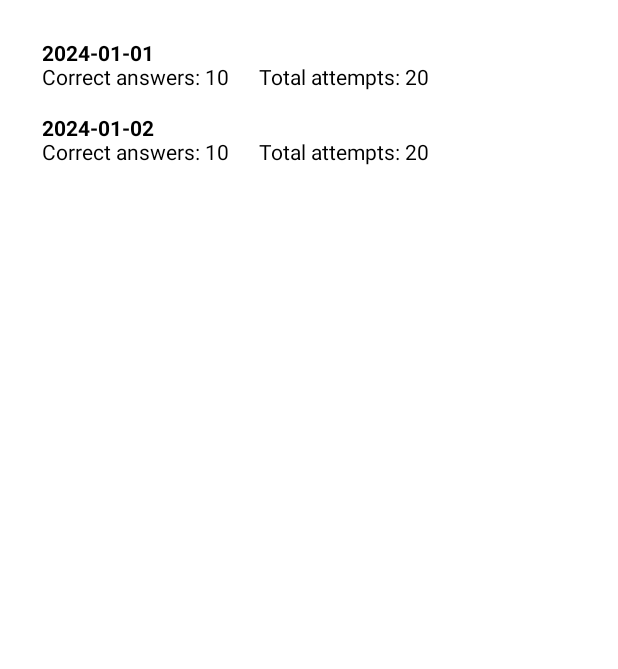
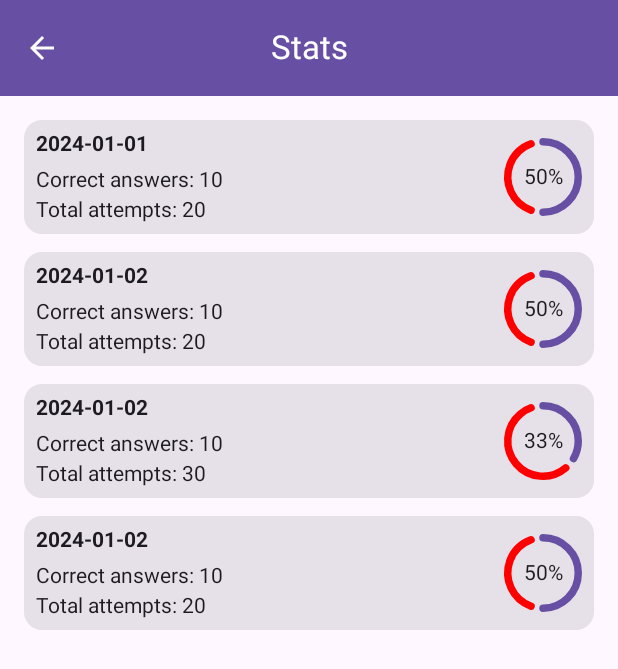
Before and after one commit to algirdasjarockis/KnowYourWoof, an Android app built with Jetpack Compose: the @Preview function WoofScreeStatsPreview, on a phone screen of 412 x 824 dp. Shown: the top 669 px of the screen. Run offline under Robolectric (Android 15) with nearby library versions, the phone set to English and light mode, and no system bars; our stand-ins replace Room's generated code.

Commit message:
stats screen layout work

```diff
--- a/app/src/main/java/com/ajrock/knowyourwoof/WoofApp.kt
+++ b/app/src/main/java/com/ajrock/knowyourwoof/WoofApp.kt
@@ -24,9 +24,9 @@ import org.koin.androidx.compose.koinViewModel
 @Composable
 fun WoofApp(
     navController: NavHostController = rememberNavController(),
-    quizViewModel: QuizViewModel = koinViewModel(),
     windowSizeClass: WindowSizeClass = currentWindowAdaptiveInfo().windowSizeClass
 ) {
+    val quizViewModel: QuizViewModel = koinViewModel()
     val backStackEntry by navController.currentBackStackEntryAsState()
     val currentRoute = backStackEntry?.destination?.route ?: ROOT_ROUTE_WELCOME
 
@@ -53,7 +53,7 @@ fun WoofApp(
         ) {
             welcomeScreen { navController.navigateToQuizScreen() }
             quizScreen(quizViewModel, windowSizeClass.isExpanded)
-            statsScreen()
+            statsScreen(windowSizeClass.isExpanded) { navController.navigateUp() }
             aboutScreen()
         }
     }
--- a/app/src/main/java/com/ajrock/knowyourwoof/ui/Navigation.kt
+++ b/app/src/main/java/com/ajrock/knowyourwoof/ui/Navigation.kt
@@ -36,11 +36,18 @@ fun NavGraphBuilder.quizScreen(
     }
 }
 
-fun NavGraphBuilder.statsScreen() {
+fun NavGraphBuilder.statsScreen(
+    isScreenExpanded: Boolean,
+    onNavigateUp: () -> Unit
+) {
     composable(route = ROOT_ROUTE_STATS) {
         val statsViewModel = koinViewModel<StatsViewModel>()
         val uiState = statsViewModel.uiState.collectAsState()
-        WoofScreenStats(uiState.value)
+        WoofScreenStats(
+            isScreenExpanded = isScreenExpanded,
+            uiState = uiState.value,
+            onNavigateUp = onNavigateUp
+        )
     }
 }
 
--- a/app/src/main/java/com/ajrock/knowyourwoof/ui/WoofScreenStats.kt
+++ b/app/src/main/java/com/ajrock/knowyourwoof/ui/WoofScreenStats.kt
@@ -1,38 +1,57 @@
 package com.ajrock.knowyourwoof.ui
 
 import androidx.compose.foundation.layout.Arrangement
+import androidx.compose.foundation.layout.Box
 import androidx.compose.foundation.layout.Column
 import androidx.compose.foundation.layout.PaddingValues
 import androidx.compose.foundation.layout.Row
 import androidx.compose.foundation.layout.Spacer
+import androidx.compose.foundation.layout.fillMaxHeight
 import androidx.compose.foundation.layout.fillMaxSize
 import androidx.compose.foundation.layout.height
 import androidx.compose.foundation.layout.padding
-import androidx.compose.foundation.layout.width
+import androidx.compose.foundation.layout.size
 import androidx.compose.foundation.lazy.grid.GridCells
 import androidx.compose.foundation.lazy.grid.LazyVerticalGrid
 import androidx.compose.foundation.lazy.grid.items
+import androidx.compose.material3.Card
+import androidx.compose.material3.CircularProgressIndicator
+import androidx.compose.material3.Scaffold
 import androidx.compose.material3.Text
 import androidx.compose.runtime.Composable
 import androidx.compose.ui.Alignment
 import androidx.compose.ui.Modifier
+import androidx.compose.ui.graphics.Color
 import androidx.compose.ui.text.TextStyle
 import androidx.compose.ui.text.font.FontWeight
 import androidx.compose.ui.tooling.preview.Preview
 import androidx.compose.ui.unit.dp
 import com.ajrock.knowyourwoof.data.ScoreEntity
+import com.ajrock.knowyourwoof.ui.components.WoofAppBar
 import com.ajrock.knowyourwoof.ui.state.StatsUiState
 
 @Composable
 fun WoofScreenStats(
     uiState: StatsUiState,
-    modifier: Modifier = Modifier
+    modifier: Modifier = Modifier,
+    isScreenExpanded: Boolean = false,
+    onNavigateUp: () -> Unit = {}
+) {
+    Scaffold(
+        topBar = {
+            if (!isScreenExpanded) {
+                WoofAppBar(title = "Stats", onNavigateUp = onNavigateUp)
+            }
+        }
+    ) { innerPadding ->
+        Column(
+            modifier = modifier.padding(innerPadding)
         ) {
             if (uiState.entries.isEmpty()) {
                 Column(
                     verticalArrangement = Arrangement.Center,
                     horizontalAlignment = Alignment.CenterHorizontally,
-            modifier = modifier
+                    modifier = Modifier
                         .fillMaxSize()
                 ) {
                     Text(text = "Stats")
@@ -42,23 +61,60 @@ fun WoofScreenStats(
                     columns = GridCells.Fixed(1),
                     contentPadding = PaddingValues(8.dp),
                     modifier = modifier
-                .padding(horizontal = 20.dp, vertical = 20.dp)
-                .height(220.dp)
+                        .padding(8.dp)
+                        .fillMaxHeight()
                 ) {
                     items(
                         uiState.entries,
                         { item -> item.id }
                     ) { score ->
-                Column (
-                    modifier = Modifier.padding(bottom = 10.dp).height(40.dp),
+                        StatsItemCard(score)
+                    }
+                }
+            }
+        }
+    }
+}
+
+@Composable
+private fun StatsItemCard(score: ScoreEntity)
+{
+    val scoreRatio = score.correctAnswers / score.totalAttempts.toFloat()
+    val scorePercent = Math.round(scoreRatio * 100)
+
+    Card(
+        modifier = Modifier.padding(bottom = 12.dp),
     ) {
-                    Text(text = score.date, style = TextStyle(fontWeight = FontWeight.Bold))
+        Column(modifier = Modifier.padding(8.dp)) {
             Row(
+                modifier = Modifier.fillMaxSize(),
+                horizontalArrangement = Arrangement.SpaceBetween,
+                verticalAlignment = Alignment.CenterVertically
             ) {
+                Column {
+                    Text(
+                        text = score.date,
+                        style = TextStyle(fontWeight = FontWeight.Bold),
+                        modifier = Modifier.padding(bottom = 8.dp)
+                    )
                     Text(text = "Correct answers: ${score.correctAnswers}")
-                        Spacer(modifier = Modifier.width(20.dp))
+                    Spacer(modifier = Modifier.height(4.dp))
                     Text(text = "Total attempts: ${score.totalAttempts}")
                 }
+
+                Box(
+                    contentAlignment = Alignment.Center
+                ) {
+                    Text(
+                        text = "$scorePercent%"
+                    )
+
+                    CircularProgressIndicator(
+                        progress = { scoreRatio },
+                        strokeWidth = 5.dp,
+                        trackColor = Color.Red,
+                        modifier = Modifier.size(52.dp)
+                    )
                 }
             }
         }
@@ -67,9 +123,12 @@ fun WoofScreenStats(
 
 @Preview(showSystemUi = true)
 @Composable
-fun WoofScreeStatsPreview() {
+private fun WoofScreeStatsPreview() {
+    var idx = 0
     WoofScreenStats(StatsUiState(listOf(
-        ScoreEntity(1, 10, 20, "2024-01-01"),
-        ScoreEntity(2, 10, 20, "2024-01-02"),
+        ScoreEntity(++idx, 10, 20, "2024-01-01"),
+        ScoreEntity(++idx, 10, 20, "2024-01-02"),
+        ScoreEntity(++idx, 10, 30, "2024-01-02"),
+        ScoreEntity(++idx, 10, 20, "2024-01-02"),
     )))
 }
--- a/app/src/main/java/com/ajrock/knowyourwoof/viewmodel/StatsViewModel.kt
+++ b/app/src/main/java/com/ajrock/knowyourwoof/viewmodel/StatsViewModel.kt
@@ -4,7 +4,6 @@ import androidx.lifecycle.ViewModel
 import androidx.lifecycle.viewModelScope
 import com.ajrock.knowyourwoof.data.IScoresRepository
 import com.ajrock.knowyourwoof.ui.state.StatsUiState
-import kotlinx.coroutines.delay
 import kotlinx.coroutines.flow.MutableStateFlow
 import kotlinx.coroutines.flow.StateFlow
 import kotlinx.coroutines.flow.asStateFlow
--- a/gradle/libs.versions.toml
+++ b/gradle/libs.versions.toml
@@ -8,7 +8,7 @@ junitVersion = "1.1.5"
 espressoCore = "3.5.1"
 lifecycleRuntimeKtx = "2.7.0"
 activityCompose = "1.8.2"
-composeBom = "2024.04.00"
+composeBom = "2024.06.00"
 ksp = "1.9.22-1.0.17"
 navVersion = "2.7.7"
 roomKtx = "2.6.1"
```
Lines whose indentation alone changed are shown as unchanged.
